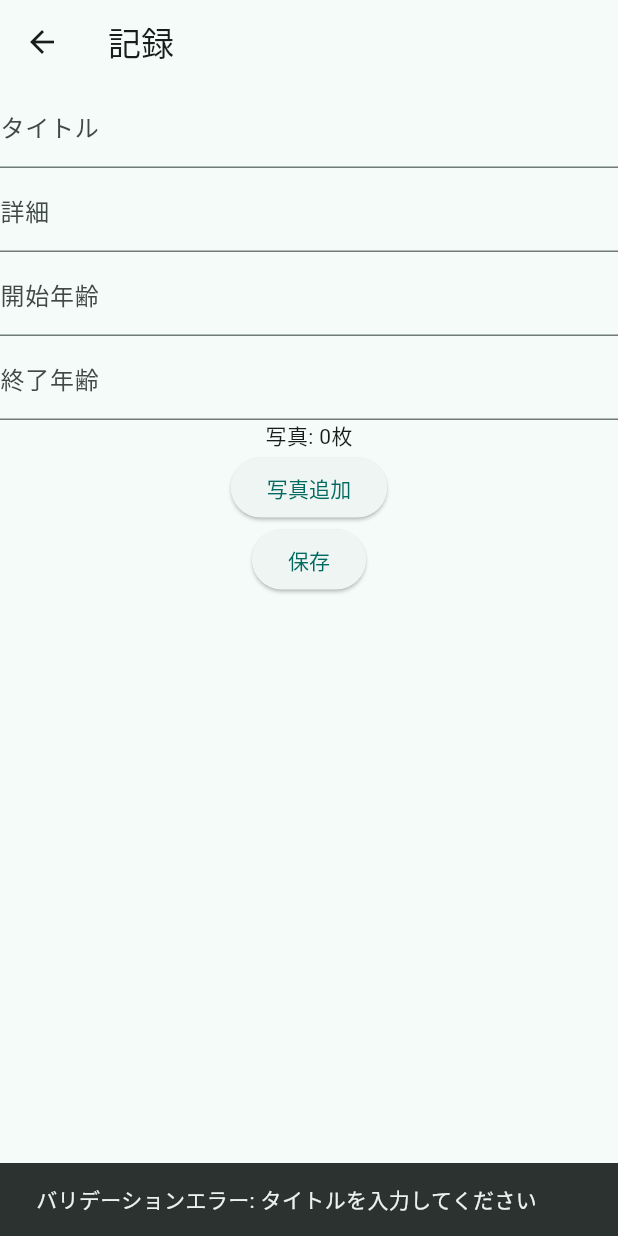
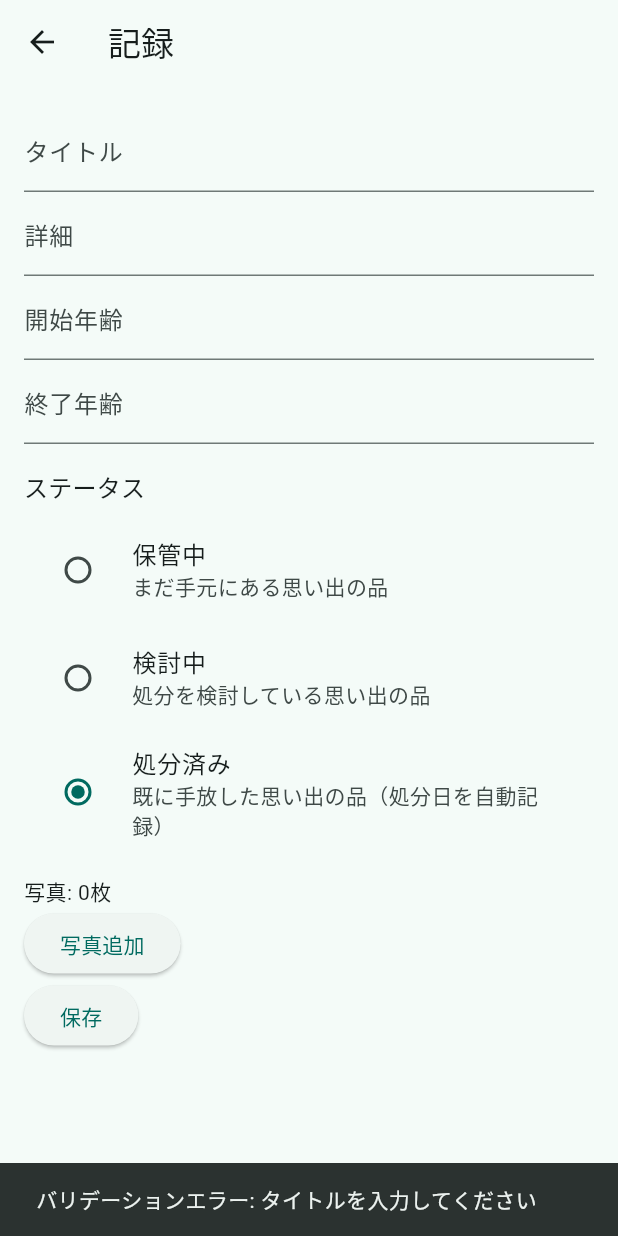
Before and after one commit to team-nup/2025-katazuke-frontend-app-ai-agent-hackathon, a Flutter app: the RecordPage screen opened directly, after a tap on "保存", on a phone screen of 412 x 824 dp. Run offline on Flutter 3.47's test engine with Material 3 defaults, Android fonts, the phone set to English and light mode, and no system bars; our stand-ins replace image_picker, sqflite; accounts and stored records are empty.

Commit message:
処分ステータス追加

```diff
--- a/lib/core/models/shared/memory.dart
+++ b/lib/core/models/shared/memory.dart
@@ -20,7 +20,7 @@ class Memory {
     this.startAge,
     this.endAge,
     this.imagePaths,
-    this.status = MemoryStatus.keeping,
+    this.status = MemoryStatus.disposed,
     this.disposedAt,
     required this.insertedAt,
     required this.updatedAt,
--- a/lib/features/record/record_page.dart
+++ b/lib/features/record/record_page.dart
@@ -22,6 +22,7 @@ class _RecordPageState extends State<RecordPage> {
   final CameraService _cameraService = CameraService();
   final List<String> _imagePaths = [];
   bool _isLoading = false;
+  MemoryStatus _selectedStatus = MemoryStatus.disposed;
 
   @override
   void dispose() {
@@ -70,8 +71,12 @@ class _RecordPageState extends State<RecordPage> {
       return;
     }
 
-    final startAge = _startAgeController.text.isEmpty ? null : int.tryParse(_startAgeController.text);
-    final endAge = _endAgeController.text.isEmpty ? null : int.tryParse(_endAgeController.text);
+    final startAge = _startAgeController.text.isEmpty
+        ? null
+        : int.tryParse(_startAgeController.text);
+    final endAge = _endAgeController.text.isEmpty
+        ? null
+        : int.tryParse(_endAgeController.text);
     final ageError = MemoryValidation.validateAges(startAge, endAge);
     if (ageError != null) {
       ScaffoldMessenger.of(context).showSnackBar(
@@ -85,16 +90,20 @@ class _RecordPageState extends State<RecordPage> {
     });
 
     try {
+      final now = DateTime.now();
       final memory = Memory(
         id: const Uuid().v4(),
         title: _titleController.text.trim(),
-        detail: _detailController.text.isEmpty ? null : _detailController.text.trim(),
+        detail: _detailController.text.isEmpty
+            ? null
+            : _detailController.text.trim(),
         startAge: startAge,
         endAge: endAge,
         imagePaths: _imagePaths.isEmpty ? null : _imagePaths,
-        status: MemoryStatus.keeping,
-        insertedAt: DateTime.now(),
-        updatedAt: DateTime.now(),
+        status: _selectedStatus,
+        disposedAt: _selectedStatus == MemoryStatus.disposed ? now : null,
+        insertedAt: now,
+        updatedAt: now,
       );
 
       await MemoryRepository.insert(memory);
@@ -109,6 +118,7 @@ class _RecordPageState extends State<RecordPage> {
       _endAgeController.clear();
       setState(() {
         _imagePaths.clear();
+        _selectedStatus = MemoryStatus.disposed;
       });
     } catch (e) {
       ScaffoldMessenger.of(context).showSnackBar(
@@ -127,7 +137,10 @@ class _RecordPageState extends State<RecordPage> {
       appBar: AppBar(
         title: const Text('記録'),
       ),
-      body: Column(
+      body: SingleChildScrollView(
+        padding: const EdgeInsets.all(16.0),
+        child: Column(
+          crossAxisAlignment: CrossAxisAlignment.start,
           children: [
             TextField(
               controller: _titleController,
@@ -147,6 +160,56 @@ class _RecordPageState extends State<RecordPage> {
               decoration: const InputDecoration(labelText: '終了年齢'),
               keyboardType: TextInputType.number,
             ),
+            const SizedBox(height: 16),
+            Text(
+              'ステータス',
+              style: Theme.of(context).textTheme.titleMedium,
+            ),
+            const SizedBox(height: 8),
+            Column(
+              children: [
+                RadioListTile<MemoryStatus>(
+                  title: const Text('保管中'),
+                  subtitle: const Text('まだ手元にある思い出の品'),
+                  value: MemoryStatus.keeping,
+                  groupValue: _selectedStatus,
+                  onChanged: (MemoryStatus? value) {
+                    if (value != null) {
+                      setState(() {
+                        _selectedStatus = value;
+                      });
+                    }
+                  },
+                ),
+                RadioListTile<MemoryStatus>(
+                  title: const Text('検討中'),
+                  subtitle: const Text('処分を検討している思い出の品'),
+                  value: MemoryStatus.considering,
+                  groupValue: _selectedStatus,
+                  onChanged: (MemoryStatus? value) {
+                    if (value != null) {
+                      setState(() {
+                        _selectedStatus = value;
+                      });
+                    }
+                  },
+                ),
+                RadioListTile<MemoryStatus>(
+                  title: const Text('処分済み'),
+                  subtitle: const Text('既に手放した思い出の品（処分日を自動記録）'),
+                  value: MemoryStatus.disposed,
+                  groupValue: _selectedStatus,
+                  onChanged: (MemoryStatus? value) {
+                    if (value != null) {
+                      setState(() {
+                        _selectedStatus = value;
+                      });
+                    }
+                  },
+                ),
+              ],
+            ),
+            const SizedBox(height: 16),
             Text('写真: ${_imagePaths.length}枚'),
             ElevatedButton(
               onPressed: _addPhoto,
@@ -158,6 +221,7 @@ class _RecordPageState extends State<RecordPage> {
             ),
           ],
         ),
+      ),
     );
   }
 }
```
Lines whose indentation alone changed are shown as unchanged.
